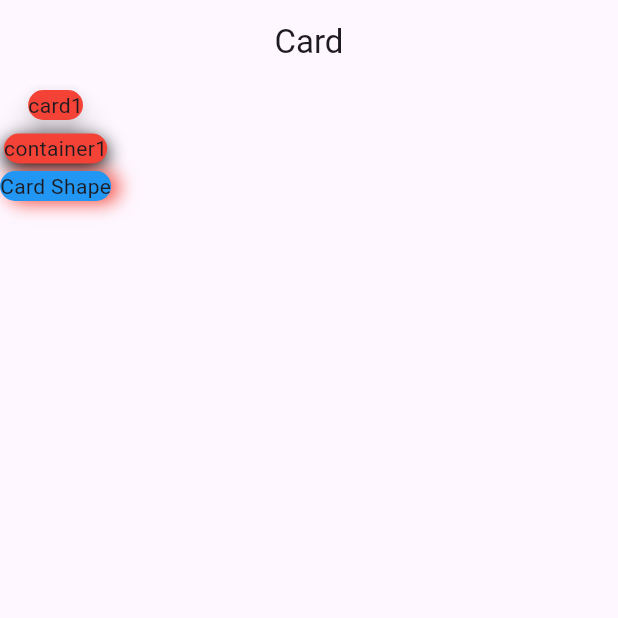
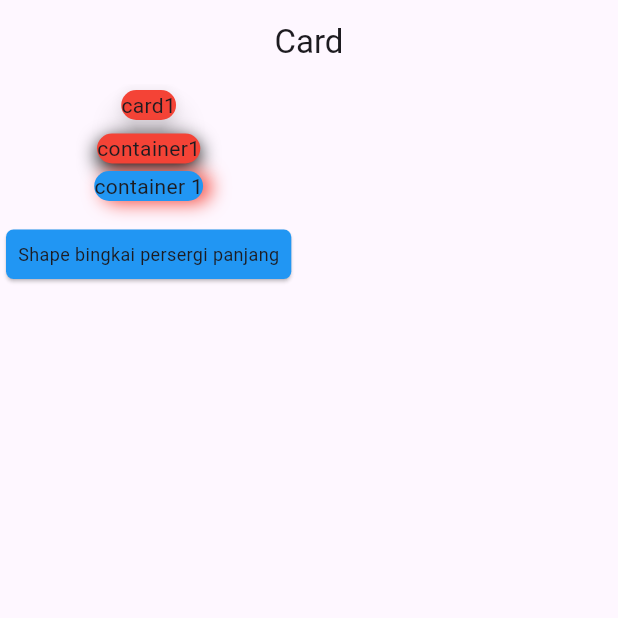
Before and after one commit to DandiTaufiq1402/latihan_card, a Flutter app: the screen it shows after launch, on a phone screen of 412 x 824 dp, the top half of it. Run offline on Flutter 3.47's test engine with Material 3 defaults, Android fonts, the light colour scheme and no system bars.

Commit message:
menambahkan card

```diff
--- a/lib/pages/latihan_card.dart
+++ b/lib/pages/latihan_card.dart
@@ -43,7 +43,21 @@ class MyCard extends StatelessWidget {
                   ),
                 ],
               ),
-              child: Text('Card Shape'),
+              child: Text('container 1'),
+            ),
+            SizedBox(height: 15),
+            Card(
+              color: Colors.blue,
+              shape: RoundedRectangleBorder(
+                borderRadius: BorderRadius.circular(5),
+              ),
+              child: Padding(
+                padding: const EdgeInsets.all(8.0),
+                child: Text(
+                  "Shape bingkai persergi panjang",
+                  style: TextStyle(fontSize: 12.0),
+                ),
+              ),
             ),
           ],
         ),
```
